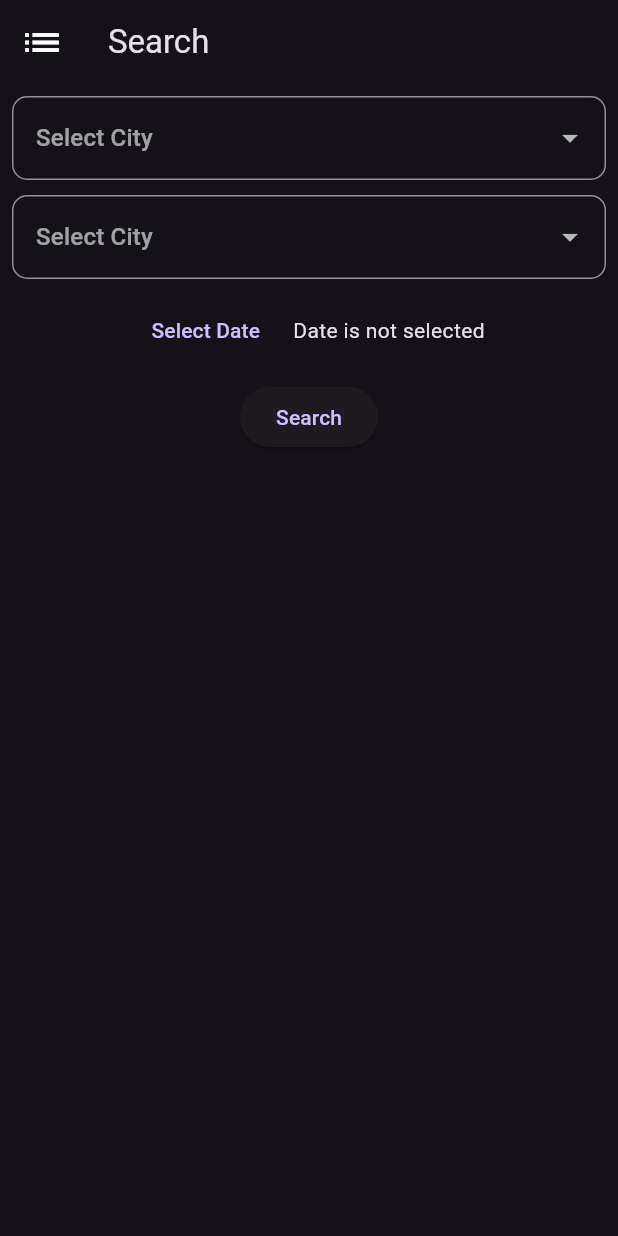
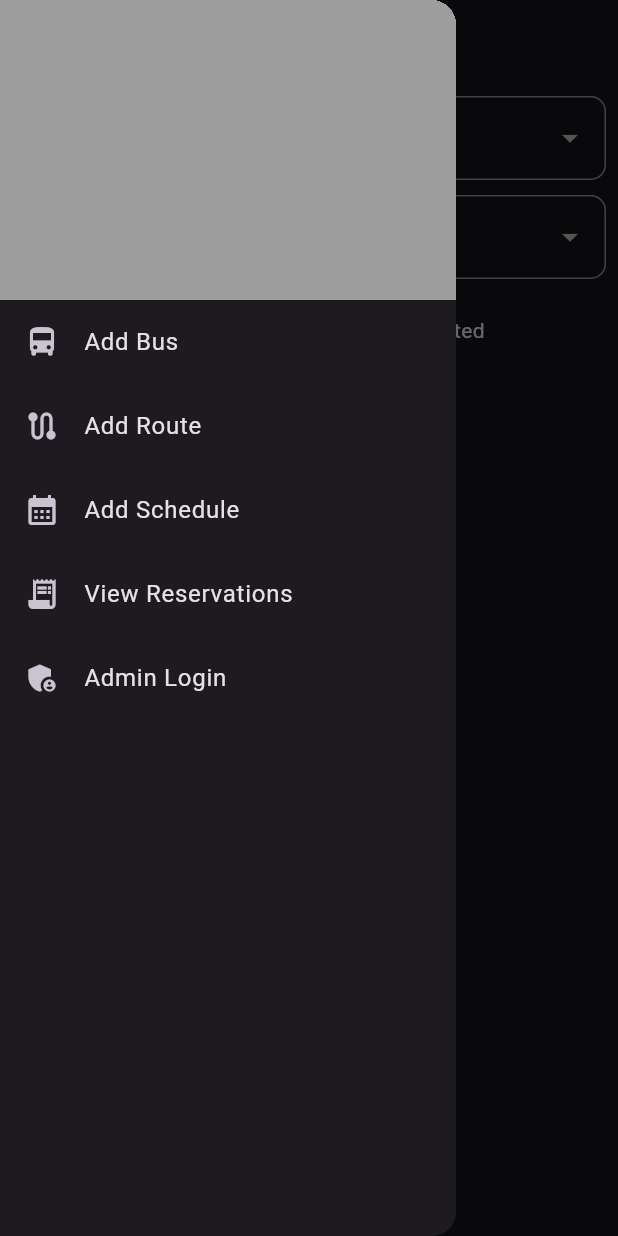
Before and after one commit to WaleedAlaql/bus-reservation-application-frontend, a Flutter app: the screen it shows after launch, with the side drawer open (before the commit the screen has no drawer), on a phone screen of 412 x 824 dp. Run offline on Flutter 3.47's test engine with Material 3 defaults, Android fonts, the phone set to English and light mode, and no system bars; our stand-ins replace date_format.

Commit message:
Adding a Drawer To The Home Page

```diff
--- a/frontend:/bus_reservation_application/lib/pages/booking_confirmation_page.dart
+++ b/frontend:/bus_reservation_application/lib/pages/booking_confirmation_page.dart
@@ -1,10 +1,5 @@
-import 'package:bus_reservation_application/models/bus_reservation.dart';
-import 'package:bus_reservation_application/models/customer.dart';
-import 'package:bus_reservation_application/providers/app_data_provider.dart';
 import 'package:bus_reservation_application/utils/constants.dart';
-import 'package:bus_reservation_application/utils/helper_functions.dart';
 import 'package:flutter/material.dart';
-import 'package:provider/provider.dart';
 
 import '../models/bus_schedule.dart';
 
--- a/frontend:/bus_reservation_application/lib/pages/search_page.dart
+++ b/frontend:/bus_reservation_application/lib/pages/search_page.dart
@@ -1,6 +1,7 @@
 import 'package:bus_reservation_application/providers/app_data_provider.dart';
 import 'package:bus_reservation_application/utils/constants.dart';
 import 'package:bus_reservation_application/utils/helper_functions.dart';
+import 'package:bus_reservation_application/widgets/main_drawer.dart';
 import 'package:date_format/date_format.dart';
 import 'package:flutter/material.dart';
 import 'package:provider/provider.dart';
@@ -21,12 +22,18 @@ class _SearchPageState extends State<SearchPage> {
   Widget build(BuildContext context) {
     return Scaffold(
         appBar: AppBar(
-          leading: IconButton(
-            onPressed: () {},
-            icon: const Icon(Icons.list, size: 30, color: Colors.white),
+          leading: Builder(
+            builder: (context) {
+              return IconButton(
+                icon: const Icon(Icons.menu),
+                onPressed: () {
+                  Scaffold.of(context).openDrawer();
+                },
+              );
+            },
           ),
-          title: const Text('Search'),
         ),
+        drawer: const MainDrawer(),
         body: Form(
           key: formKey,
           child: Center(
--- /dev/null
+++ b/frontend:/bus_reservation_application/lib/widgets/main_drawer.dart
@@ -0,0 +1,54 @@
+import 'package:flutter/material.dart';
+
+class MainDrawer extends StatelessWidget {
+  const MainDrawer({super.key});
+
+  @override
+  Widget build(BuildContext context) {
+    return Drawer(
+      child: Column(
+        children: [
+          Container(
+            height: 200,
+            color: Colors.grey,
+          ),
+          ListTile(
+            leading: const Icon(Icons.directions_bus),
+            title: const Text('Add Bus'),
+            onTap: () {
+              Navigator.pop(context);
+            },
+          ),
+          ListTile(
+            leading: const Icon(Icons.route),
+            title: const Text('Add Route'),
+            onTap: () {
+              Navigator.pop(context);
+            },
+          ),
+          ListTile(
+            leading: const Icon(Icons.calendar_month),
+            title: const Text('Add Schedule'),
+            onTap: () {
+              Navigator.pop(context);
+            },
+          ),
+          ListTile(
+            leading: const Icon(Icons.receipt_long),
+            title: const Text('View Reservations'),
+            onTap: () {
+              Navigator.pop(context);
+            },
+          ),
+          ListTile(
+            leading: const Icon(Icons.admin_panel_settings),
+            title: const Text('Admin Login'),
+            onTap: () {
+              Navigator.pop(context);
+            },
+          ),
+        ],
+      ),
+    );
+  }
+}
```
